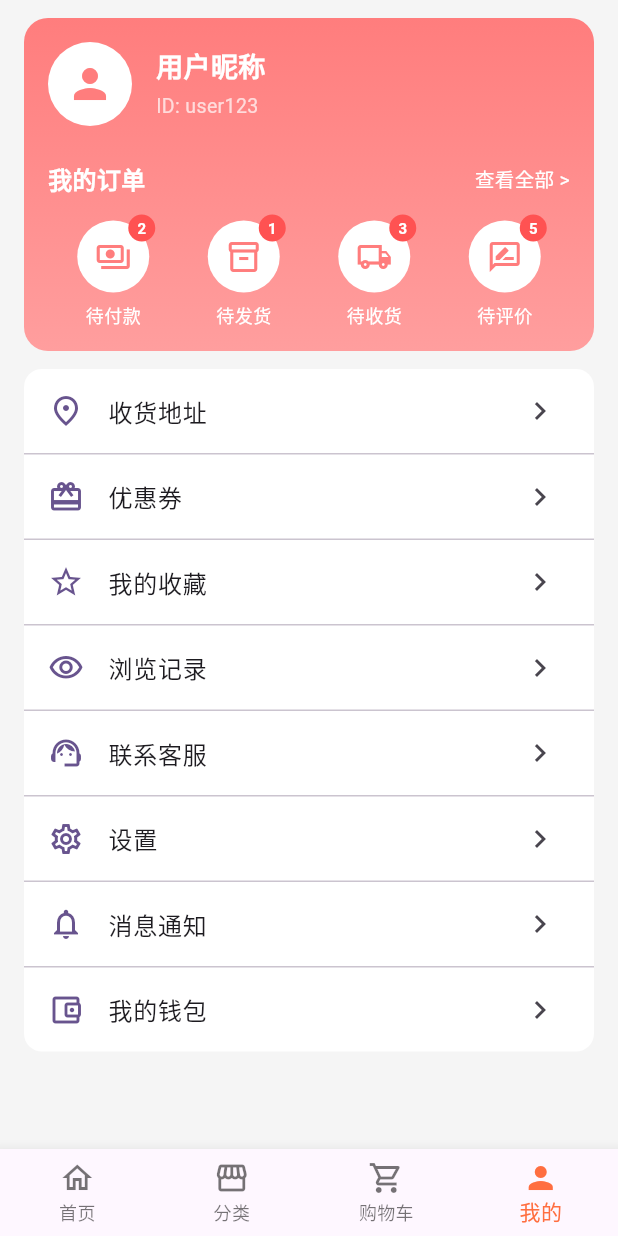
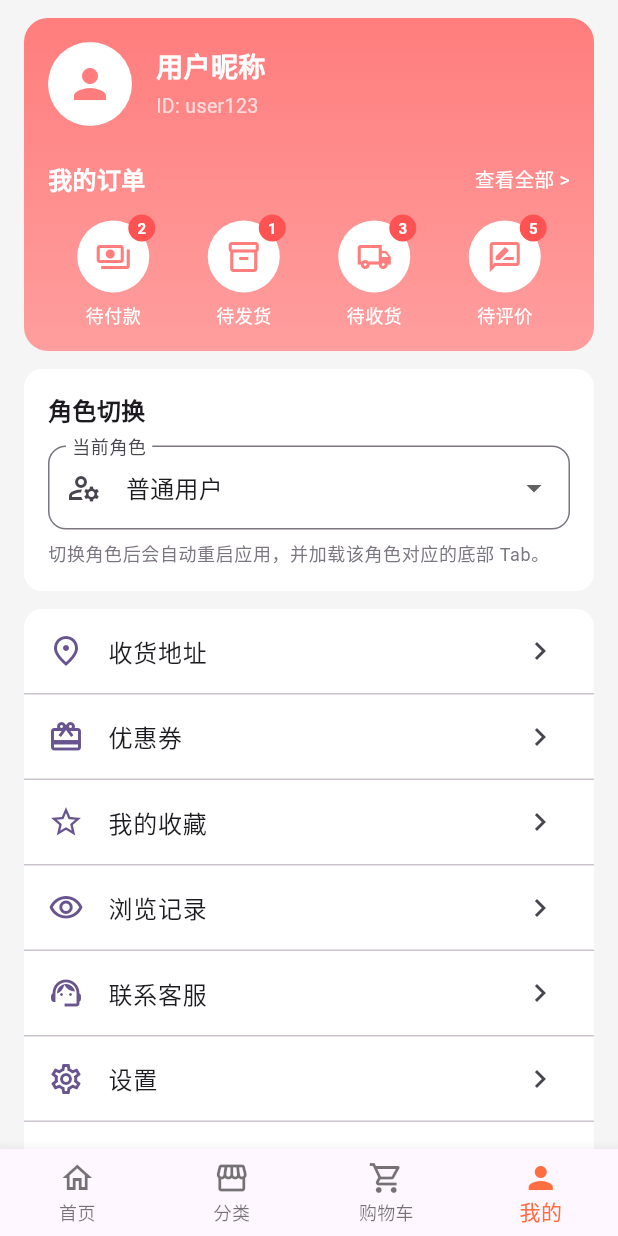
Before and after one commit to 17607131520Aaron/Lingxi-AI-app-flutter, a Flutter app: the MainTabPage screen opened by its route, item 4 of the bottom bar chosen, on a phone screen of 412 x 824 dp. Run offline on Flutter 3.47's test engine with Material 3 defaults, Android fonts, the phone set to English and light mode, and no system bars; our stand-ins replace dio, shared_preferences; accounts and stored records are empty.

Commit message:
feat(app): 添加角色系统支持和主题切换功能
- 新增 AppRole 枚举类型，支持普通用户、库管、工程师三种角色
- 实现 RoleStore 用于存储和读取用户角色信息
- 添加 AppRestartScope 组件用于应用重启功能
- 实现基于角色的主题颜色动态切换
- 更新 AppRouter 以支持角色相关的初始路由配置
- 修改测试用例以适应新的应用启动逻辑

```diff
--- a/lib/app/app_services.dart
+++ b/lib/app/app_services.dart
@@ -1,5 +1,6 @@
 import 'package:shared_preferences/shared_preferences.dart';
 
+import '../core/auth/role_store.dart';
 import '../core/auth/token_store.dart';
 import '../core/network/api_client.dart';
 import '../core/storage/app_storage.dart';
@@ -11,12 +12,14 @@ class AppServices {
 
   late final AppStorage storage;
   late final TokenStore tokenStore;
+  late final RoleStore roleStore;
   late final ApiClient apiClient;
 
   Future<void> init() async {
     final prefs = await SharedPreferences.getInstance();
     storage = AppStorage(prefs);
     tokenStore = TokenStore(storage);
+    roleStore = RoleStore(storage);
     apiClient = ApiClient(tokenStore: tokenStore);
   }
 }
--- /dev/null
+++ b/lib/app/presentation/widgets/app_restart_scope.dart
@@ -0,0 +1,30 @@
+import 'package:flutter/material.dart';
+
+class AppRestartScope extends StatefulWidget {
+  const AppRestartScope({super.key, required this.childBuilder});
+
+  final WidgetBuilder childBuilder;
+
+  static void restartApp(BuildContext context) {
+    final state = context.findAncestorStateOfType<_AppRestartScopeState>();
+    state?.restart();
+  }
+
+  @override
+  State<AppRestartScope> createState() => _AppRestartScopeState();
+}
+
+class _AppRestartScopeState extends State<AppRestartScope> {
+  Key appKey = UniqueKey();
+
+  void restart() {
+    setState(() {
+      appKey = UniqueKey();
+    });
+  }
+
+  @override
+  Widget build(BuildContext context) {
+    return KeyedSubtree(key: appKey, child: Builder(builder: widget.childBuilder));
+  }
+}
--- a/lib/app/router/app_router.dart
+++ b/lib/app/router/app_router.dart
@@ -1,5 +1,7 @@
 import 'package:flutter/material.dart';
 import 'package:lingxi_ai_app/app/presentation/pages/not_found_page.dart';
+import 'package:lingxi_ai_app/app/app_services.dart';
+import 'package:lingxi_ai_app/core/auth/app_role.dart';
 import 'package:lingxi_ai_app/app/router/app_routes.dart';
 import 'package:lingxi_ai_app/features/auth/presentation/pages/login_page.dart';
 import 'package:lingxi_ai_app/features/cart/presentation/pages/cart_page.dart';
@@ -9,6 +11,10 @@ import 'package:lingxi_ai_app/features/product/presentation/pages/product_list_p
 import 'package:lingxi_ai_app/features/profile/presentation/pages/profile_page.dart';
 
 class AppRouter {
+  static String initialRoute = AppRoutes.login;
+
+  static AppRole get currentRole => AppServices.instance.roleStore.readRole();
+
   static Route<dynamic> onGenerateRoute(RouteSettings settings) {
     switch (settings.name) {
       case AppRoutes.login:
--- /dev/null
+++ b/lib/core/auth/app_role.dart
@@ -0,0 +1,19 @@
+enum AppRole {
+  normalUser('normal_user', '普通用户'),
+  warehouseKeeper('warehouse_keeper', '库管'),
+  engineer('engineer', '工程师');
+
+  const AppRole(this.value, this.label);
+
+  final String value;
+  final String label;
+
+  static AppRole fromValue(String? value) {
+    for (final role in AppRole.values) {
+      if (role.value == value) {
+        return role;
+      }
+    }
+    return AppRole.normalUser;
+  }
+}
--- /dev/null
+++ b/lib/core/auth/role_store.dart
@@ -0,0 +1,17 @@
+import '../storage/app_storage.dart';
+import '../storage/storage_keys.dart';
+import 'app_role.dart';
+
+class RoleStore {
+  RoleStore(this.storage);
+
+  final AppStorage storage;
+
+  AppRole readRole() {
+    return AppRole.fromValue(storage.getString(StorageKeys.appRole));
+  }
+
+  Future<bool> saveRole(AppRole role) {
+    return storage.setString(StorageKeys.appRole, role.value);
+  }
+}
--- a/lib/core/storage/storage_keys.dart
+++ b/lib/core/storage/storage_keys.dart
@@ -1,3 +1,4 @@
 abstract final class StorageKeys {
   static const authToken = 'auth_token';
+  static const appRole = 'app_role';
 }
--- a/lib/features/home/presentation/pages/main_tab_page.dart
+++ b/lib/features/home/presentation/pages/main_tab_page.dart
@@ -1,8 +1,12 @@
 import 'package:flutter/material.dart';
+import 'package:lingxi_ai_app/app/app_services.dart';
+import 'package:lingxi_ai_app/core/auth/app_role.dart';
 import 'package:lingxi_ai_app/features/cart/presentation/pages/cart_page.dart';
 import 'package:lingxi_ai_app/features/home/presentation/pages/home_page.dart';
 import 'package:lingxi_ai_app/features/product/presentation/pages/product_list_page.dart';
 import 'package:lingxi_ai_app/features/profile/presentation/pages/profile_page.dart';
+import 'package:lingxi_ai_app/features/role/presentation/pages/role_mine_page.dart';
+import 'package:lingxi_ai_app/features/role/presentation/pages/placeholder_role_page.dart';
 
 class MainTabPage extends StatefulWidget {
   const MainTabPage({super.key});
@@ -14,12 +18,12 @@ class MainTabPage extends StatefulWidget {
 class MainTabPageState extends State<MainTabPage> {
   int currentIndex = 0;
 
-  final List<Widget> pages = const [HomePage(), ProductListPage(), CartPage(), ProfilePage()];
-
   @override
   Widget build(BuildContext context) {
+    final config = _buildTabConfig(AppServices.instance.roleStore.readRole());
+
     return Scaffold(
-      body: IndexedStack(index: currentIndex, children: pages),
+      body: IndexedStack(index: currentIndex, children: config.pages),
       bottomNavigationBar: BottomNavigationBar(
         currentIndex: currentIndex,
         type: BottomNavigationBarType.fixed,
@@ -30,7 +34,17 @@ class MainTabPageState extends State<MainTabPage> {
             currentIndex = index;
           });
         },
-        items: const [
+        items: config.items,
+      ),
+    );
+  }
+
+  _RoleTabConfig _buildTabConfig(AppRole role) {
+    switch (role) {
+      case AppRole.normalUser:
+        return const _RoleTabConfig(
+          pages: [HomePage(), ProductListPage(), CartPage(), ProfilePage()],
+          items: [
             BottomNavigationBarItem(
               icon: Icon(Icons.home_outlined),
               activeIcon: Icon(Icons.home),
@@ -52,7 +66,88 @@ class MainTabPageState extends State<MainTabPage> {
               label: '我的',
             ),
           ],
+        );
+      case AppRole.warehouseKeeper:
+        return const _RoleTabConfig(
+          pages: [
+            PlaceholderRolePage(
+              title: '库管首页',
+              subtitle: '这里是库管角色首页占位页，后续可接收入库、出库和库存提醒。',
+              icon: Icons.warehouse_outlined,
             ),
+            PlaceholderRolePage(
+              title: '备件管理',
+              subtitle: '这里是备件管理占位页，后续可接备件列表、搜索和库存操作。',
+              icon: Icons.inventory_2_outlined,
+            ),
+            RoleMinePage(
+              title: '库管个人中心',
+              subtitle: '这里是库管角色的个人中心占位页，后续可接账号设置、操作记录和消息。',
+              icon: Icons.person_outline,
+            ),
+          ],
+          items: [
+            BottomNavigationBarItem(
+              icon: Icon(Icons.home_outlined),
+              activeIcon: Icon(Icons.home),
+              label: '首页',
+            ),
+            BottomNavigationBarItem(
+              icon: Icon(Icons.inventory_2_outlined),
+              activeIcon: Icon(Icons.inventory_2),
+              label: '备件管理',
+            ),
+            BottomNavigationBarItem(
+              icon: Icon(Icons.person_outline),
+              activeIcon: Icon(Icons.person),
+              label: '我的',
+            ),
+          ],
+        );
+      case AppRole.engineer:
+        return const _RoleTabConfig(
+          pages: [
+            PlaceholderRolePage(
+              title: '工程师首页',
+              subtitle: '这里是工程师角色首页占位页，后续可接工单、任务和告警信息。',
+              icon: Icons.engineering_outlined,
+            ),
+            PlaceholderRolePage(
+              title: '工程任务',
+              subtitle: '这里是工程任务占位页，后续可接工单列表、处理进度和巡检任务。',
+              icon: Icons.build_circle_outlined,
+            ),
+            RoleMinePage(
+              title: '工程师个人中心',
+              subtitle: '这里是工程师角色的个人中心占位页，后续可接账号设置、技能标签和通知。',
+              icon: Icons.person_outline,
+            ),
+          ],
+          items: [
+            BottomNavigationBarItem(
+              icon: Icon(Icons.home_outlined),
+              activeIcon: Icon(Icons.home),
+              label: '首页',
+            ),
+            BottomNavigationBarItem(
+              icon: Icon(Icons.build_circle_outlined),
+              activeIcon: Icon(Icons.build_circle),
+              label: '工程任务',
+            ),
+            BottomNavigationBarItem(
+              icon: Icon(Icons.person_outline),
+              activeIcon: Icon(Icons.person),
+              label: '我的',
+            ),
+          ],
         );
     }
   }
+}
+
+class _RoleTabConfig {
+  const _RoleTabConfig({required this.pages, required this.items});
+
+  final List<Widget> pages;
+  final List<BottomNavigationBarItem> items;
+}
--- a/lib/features/profile/presentation/pages/profile_page.dart
+++ b/lib/features/profile/presentation/pages/profile_page.dart
@@ -1,8 +1,14 @@
 import 'package:flutter/material.dart';
+import 'package:lingxi_ai_app/features/role/presentation/widgets/role_switcher_card.dart';
 
-class ProfilePage extends StatelessWidget {
+class ProfilePage extends StatefulWidget {
   const ProfilePage({super.key});
 
+  @override
+  State<ProfilePage> createState() => _ProfilePageState();
+}
+
+class _ProfilePageState extends State<ProfilePage> {
   @override
   Widget build(BuildContext context) {
     return Scaffold(
@@ -102,6 +108,13 @@ class ProfilePage extends StatelessWidget {
                     ],
                   ),
                 ),
+              ),
+
+              const SizedBox(height: 12),
+
+              Padding(
+                padding: const EdgeInsets.symmetric(horizontal: 16),
+                child: const RoleSwitcherCard(),
               ),
 
               const SizedBox(height: 12),
--- /dev/null
+++ b/lib/features/role/presentation/widgets/role_switcher_card.dart
@@ -0,0 +1,78 @@
+import 'package:flutter/material.dart';
+import 'package:lingxi_ai_app/app/app_services.dart';
+import 'package:lingxi_ai_app/app/presentation/widgets/app_restart_scope.dart';
+import 'package:lingxi_ai_app/app/router/app_router.dart';
+import 'package:lingxi_ai_app/app/router/app_routes.dart';
+import 'package:lingxi_ai_app/core/auth/app_role.dart';
+
+class RoleSwitcherCard extends StatefulWidget {
+  const RoleSwitcherCard({super.key});
+
+  @override
+  State<RoleSwitcherCard> createState() => _RoleSwitcherCardState();
+}
+
+class _RoleSwitcherCardState extends State<RoleSwitcherCard> {
+  late AppRole currentRole;
+
+  @override
+  void initState() {
+    super.initState();
+    currentRole = AppServices.instance.roleStore.readRole();
+  }
+
+  Future<void> onRoleChanged(AppRole? role) async {
+    if (role == null || role == currentRole) return;
+
+    await AppServices.instance.roleStore.saveRole(role);
+    if (!mounted) return;
+
+    setState(() {
+      currentRole = role;
+    });
+
+    ScaffoldMessenger.of(
+      context,
+    ).showSnackBar(SnackBar(content: Text('已切换为${role.label}，应用正在重启')));
+
+    AppRouter.initialRoute = AppRoutes.home;
+    AppRestartScope.restartApp(context);
+  }
+
+  @override
+  Widget build(BuildContext context) {
+    final theme = Theme.of(context);
+
+    return Container(
+      padding: const EdgeInsets.all(16),
+      decoration: BoxDecoration(color: Colors.white, borderRadius: BorderRadius.circular(12)),
+      child: Column(
+        crossAxisAlignment: CrossAxisAlignment.start,
+        children: [
+          const Text('角色切换', style: TextStyle(fontSize: 16, fontWeight: FontWeight.bold)),
+          const SizedBox(height: 12),
+          DropdownButtonFormField<AppRole>(
+            initialValue: currentRole,
+            decoration: InputDecoration(
+              labelText: '当前角色',
+              border: OutlineInputBorder(borderRadius: BorderRadius.circular(12)),
+              prefixIcon: const Icon(Icons.manage_accounts_outlined),
+            ),
+            items: AppRole.values.map((role) {
+              return DropdownMenuItem<AppRole>(
+                value: role,
+                child: Text(role.label),
+              );
+            }).toList(),
+            onChanged: onRoleChanged,
+          ),
+          const SizedBox(height: 8),
+          Text(
+            '切换角色后会自动重启应用，并加载该角色对应的底部 Tab。',
+            style: theme.textTheme.bodySmall?.copyWith(color: theme.colorScheme.outline),
+          ),
+        ],
+      ),
+    );
+  }
+}
```
Also changed, not shown: lib/app/app.dart (+21 -3 lines), lib/features/role/presentation/pages/placeholder_role_page.dart (added, +43 -0 lines), lib/features/role/presentation/pages/role_mine_page.dart (added, +62 -0 lines), 3 other files. Lines whose indentation alone changed are shown as unchanged.
